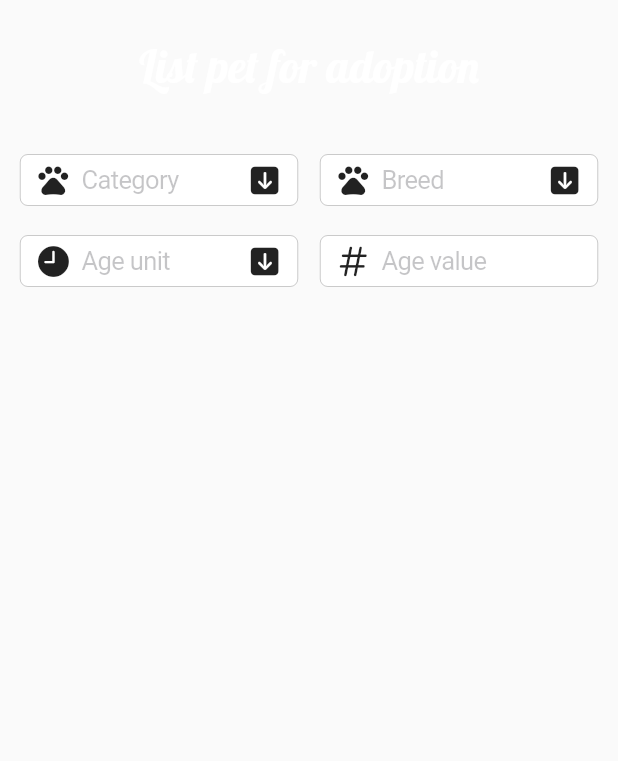
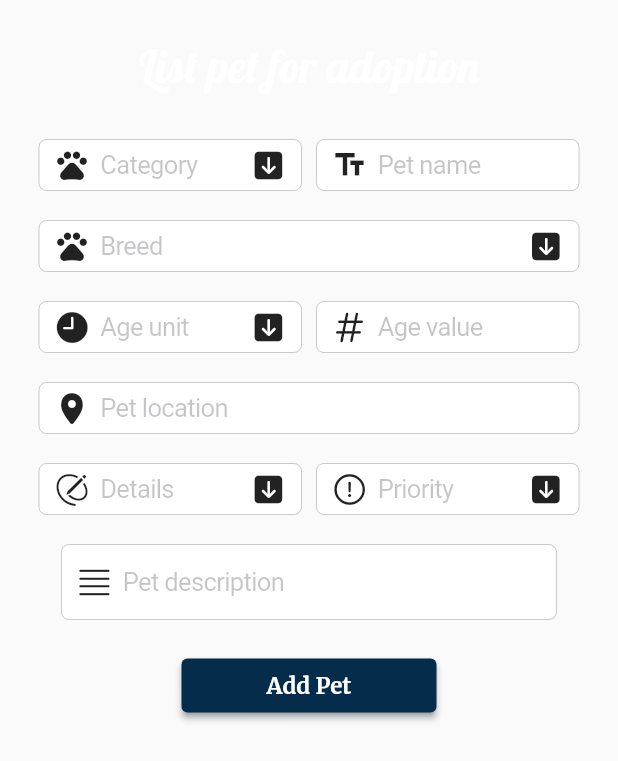
Before and after one commit to mariabrinzila/FurHouse-App, a Flutter app: the AddPetTab widget shown alone on an empty page, opened directly, on a phone screen of 412 x 824 dp. Shown: the top 761 px of the screen. Run offline on Flutter 3.47's test engine with Material 2 defaults, Android fonts, the phone set to English and light mode, and no system bars; our stand-ins replace email_validator, firebase_auth, firebase_core, firebase_database, geocoding, geolocator and 1 more; missing offline and left inert: chaleno; accounts and stored records are empty.

Commit message:
UPDATE furhouse_app

```diff
--- a/furhouse_app/lib/common/constants/picker_values.dart
+++ b/furhouse_app/lib/common/constants/picker_values.dart
@@ -17,3 +17,17 @@ const ageUnitValues = [
   'Months',
   'Years',
 ];
+
+const detailsValues = [
+  'Vaccinated',
+  'Sterilized',
+  'Past trauma',
+  'Injured',
+  'None',
+];
+
+const priorityValues = [
+  'Low',
+  'Medium',
+  'High',
+];
--- a/furhouse_app/lib/common/functions/exception_code_handler.dart
+++ b/furhouse_app/lib/common/functions/exception_code_handler.dart
@@ -74,3 +74,31 @@ void registerExceptionHandler(BuildContext context, String exceptionCode) {
     },
   );
 }
+
+void locationServicesExceptionHandler(
+    BuildContext context, String exceptionCode) {
+  var message = '';
+
+  if (exceptionCode == 'disabled') {
+    message = 'The location services on this device are currently disabled!';
+  }
+
+  if (exceptionCode == 'denied-forever') {
+    message = 'The location services on this device are forever denied!';
+  }
+
+  if (exceptionCode == 'denied') {
+    message = 'The location services on this device are currently denied!';
+  }
+
+  if (message == '') {
+    message = 'Location services are currently unavailable!';
+  }
+
+  showCupertinoDialog(
+    context: context,
+    builder: (context) {
+      return _dialogBuilder(context, 'Location services error', message);
+    },
+  );
+}
--- a/furhouse_app/lib/common/widget_templates/cupertino_text_field_date_picker.dart
+++ b/furhouse_app/lib/common/widget_templates/cupertino_text_field_date_picker.dart
@@ -75,7 +75,7 @@ class _CupertinoTextFieldDatePickerState
   Widget build(BuildContext context) {
     return CupertinoTextField(
       readOnly: true,
-      placeholder: "Birthday",
+      placeholder: 'Birthday',
       prefix: const CupertinoTextFieldPrefixIcon(
         icon: Icon(
           Icons.calendar_today_rounded,
--- /dev/null
+++ b/furhouse_app/lib/common/widget_templates/cupertino_text_field_location.dart
@@ -0,0 +1,63 @@
+import 'package:flutter/cupertino.dart';
+
+import 'package:furhouse_app/common/widget_templates/cupertino_text_field_prefix_icon.dart';
+import 'package:furhouse_app/common/functions/exception_code_handler.dart';
+
+import 'package:furhouse_app/services/location.dart';
+
+class CupertinoTextFieldLocation extends StatefulWidget {
+  final String placeholderText;
+  final TextEditingController textFieldController;
+
+  const CupertinoTextFieldLocation({
+    super.key,
+    required this.placeholderText,
+    required this.textFieldController,
+  });
+
+  @override
+  State<CupertinoTextFieldLocation> createState() {
+    return _CupertinoTextFieldLocationState();
+  }
+}
+
+class _CupertinoTextFieldLocationState
+    extends State<CupertinoTextFieldLocation> {
+  void _onTapLocationField() async {
+    var locationPermission = await Location().toggleLocationPermission();
+
+    if (locationPermission == 'permitted') {
+      var location = await Location().getLocation();
+      print(location);
+
+      if (location.contains('error:')) {
+        if (context.mounted) {
+          locationServicesExceptionHandler(context, location.substring(6));
+        }
+      } else {
+        setState(() {
+          widget.textFieldController.text = location;
+        });
+      }
+    } else {
+      if (context.mounted) {
+        locationServicesExceptionHandler(context, locationPermission);
+      }
+    }
+  }
+
+  @override
+  Widget build(BuildContext context) {
+    return CupertinoTextField(
+      readOnly: true,
+      placeholder: widget.placeholderText,
+      prefix: const CupertinoTextFieldPrefixIcon(
+        icon: Icon(
+          CupertinoIcons.placemark_fill,
+        ),
+      ),
+      controller: widget.textFieldController,
+      onTap: _onTapLocationField,
+    );
+  }
+}
--- a/furhouse_app/lib/screens/home/add_pet_tab.dart
+++ b/furhouse_app/lib/screens/home/add_pet_tab.dart
@@ -8,19 +8,19 @@ import 'package:furhouse_app/common/widget_templates/cupertino_text_field_suffix
 import 'package:furhouse_app/common/widget_templates/cupertino_text_field_dropdown.dart';
 import 'package:furhouse_app/common/constants/picker_values.dart';
 import 'package:furhouse_app/common/widget_templates/cupertino_text_field_style.dart';
+import 'package:furhouse_app/common/widget_templates/cupertino_text_field_location.dart';
+import 'package:furhouse_app/common/widget_templates/elevated_button_style.dart';
 
 class AddPetTab extends StatefulWidget {
+  final TextEditingController _nameController = TextEditingController();
   final TextEditingController _categoryController = TextEditingController();
   final TextEditingController _breedController = TextEditingController();
   final TextEditingController _ageUnitController = TextEditingController();
   final TextEditingController _ageValueController = TextEditingController();
   final TextEditingController _locationController = TextEditingController();
-  final TextEditingController _characteristicsController =
-      TextEditingController();
-  final TextEditingController _medicalDetailsController =
-      TextEditingController();
-  final TextEditingController _typeController = TextEditingController();
-  final TextEditingController _necessityController = TextEditingController();
+  final TextEditingController _detailsController = TextEditingController();
+  final TextEditingController _priorityController = TextEditingController();
+  final TextEditingController _descriptionController = TextEditingController();
   final TextEditingController _photoController = TextEditingController();
 
   AddPetTab({
@@ -87,7 +87,15 @@ class _AddPetTabState extends State<AddPetTab> {
   @override
   Widget build(BuildContext context) {
     return Center(
-      child: CupertinoScrollbar(
+      child: SingleChildScrollView(
+        padding: EdgeInsets.only(
+          bottom: MediaQuery.of(context).viewInsets.bottom + 5,
+        ),
+        child: ConstrainedBox(
+          // ConstrainedBox with these constraints makes the space that appears on the top because of SingleChildScrollView disappear
+          constraints: BoxConstraints(
+            maxHeight: MediaQuery.of(context).size.height,
+          ),
           child: Column(
             children: [
               const SizedBox(
@@ -101,13 +109,13 @@ class _AddPetTabState extends State<AddPetTab> {
                 ),
               ),
               const SizedBox(
-              height: 40,
+                height: 30,
               ),
               Row(
                 mainAxisAlignment: MainAxisAlignment.center,
                 children: [
                   SizedBox(
-                  width: 185,
+                    width: 175,
                     child: CupertinoTextFieldDropdown(
                       dropdownHeight: 150,
                       placeholderText: 'Category',
@@ -118,10 +126,26 @@ class _AddPetTabState extends State<AddPetTab> {
                     ),
                   ),
                   const SizedBox(
-                  width: 15,
+                    width: 10,
                   ),
                   SizedBox(
-                  width: 185,
+                    width: 175,
+                    child: CupertinoTextFieldStyle(
+                      placeholderText: 'Pet name',
+                      icon: const Icon(
+                        Icons.text_fields,
+                      ),
+                      obscureText: false,
+                      textFieldController: widget._nameController,
+                    ),
+                  ),
+                ],
+              ),
+              const SizedBox(
+                height: 20,
+              ),
+              SizedBox(
+                width: 360,
                 child: CupertinoTextFieldDropdown(
                   dropdownHeight: 200,
                   placeholderText: 'Breed',
@@ -131,8 +155,6 @@ class _AddPetTabState extends State<AddPetTab> {
                   pickerValues: breedPickerValues,
                 ),
               ),
-              ],
-            ),
               const SizedBox(
                 height: 20,
               ),
@@ -140,7 +162,7 @@ class _AddPetTabState extends State<AddPetTab> {
                 mainAxisAlignment: MainAxisAlignment.center,
                 children: [
                   SizedBox(
-                  width: 185,
+                    width: 175,
                     child: CupertinoTextFieldDropdown(
                       dropdownHeight: 100,
                       placeholderText: 'Age unit',
@@ -155,10 +177,10 @@ class _AddPetTabState extends State<AddPetTab> {
                     ),
                   ),
                   const SizedBox(
-                  width: 15,
+                    width: 10,
                   ),
                   SizedBox(
-                  width: 185,
+                    width: 175,
                     child: CupertinoTextFieldStyle(
                       placeholderText: 'Age value',
                       icon: const Icon(
@@ -173,7 +195,84 @@ class _AddPetTabState extends State<AddPetTab> {
                   ),
                 ],
               ),
+              const SizedBox(
+                height: 20,
+              ),
+              SizedBox(
+                width: 360,
+                child: CupertinoTextFieldLocation(
+                  placeholderText: 'Pet location',
+                  textFieldController: widget._locationController,
+                ),
+              ),
+              const SizedBox(
+                height: 20,
+              ),
+              Row(
+                mainAxisAlignment: MainAxisAlignment.center,
+                children: [
+                  SizedBox(
+                    width: 175,
+                    child: CupertinoTextFieldDropdown(
+                      dropdownHeight: 150,
+                      placeholderText: 'Details',
+                      textFieldController: widget._detailsController,
+                      prefixIcon: const CupertinoTextFieldPrefixIcon(
+                        icon: Icon(
+                          CupertinoIcons.pencil_outline,
+                        ),
+                      ),
+                      suffixIcon: suffixIcon,
+                      pickerValues: detailsValues,
+                    ),
+                  ),
+                  const SizedBox(
+                    width: 10,
+                  ),
+                  SizedBox(
+                    width: 175,
+                    child: CupertinoTextFieldDropdown(
+                      dropdownHeight: 100,
+                      placeholderText: 'Priority',
+                      textFieldController: widget._priorityController,
+                      prefixIcon: const CupertinoTextFieldPrefixIcon(
+                        icon: Icon(
+                          CupertinoIcons.exclamationmark_circle,
+                        ),
+                      ),
+                      suffixIcon: suffixIcon,
+                      pickerValues: priorityValues,
+                    ),
+                  ),
                 ],
+              ),
+              const SizedBox(
+                height: 20,
+              ),
+              SizedBox(
+                width: 330,
+                height: 50,
+                child: CupertinoTextFieldStyle(
+                  placeholderText: 'Pet description',
+                  icon: const Icon(
+                    CupertinoIcons.text_justify,
+                  ),
+                  obscureText: false,
+                  textFieldController: widget._descriptionController,
+                ),
+              ),
+              const SizedBox(
+                height: 20,
+              ),
+              SizedBox(
+                width: 170,
+                child: ElevatedButtonStyle(
+                  buttonText: 'Add Pet',
+                  onTap: () {},
+                ),
+              ),
+            ],
+          ),
         ),
       ),
     );
--- /dev/null
+++ b/furhouse_app/lib/services/location.dart
@@ -0,0 +1,53 @@
+import 'package:geolocator/geolocator.dart';
+import 'package:geocoding/geocoding.dart';
+
+class Location {
+  Future<String> toggleLocationPermission() async {
+    bool serviceEnabled;
+    LocationPermission permission;
+
+    try {
+      serviceEnabled = await Geolocator.isLocationServiceEnabled();
+
+      if (!serviceEnabled) {
+        return 'disabled';
+      }
+
+      permission = await Geolocator.checkPermission();
+
+      if (permission == LocationPermission.deniedForever) {
+        return 'denied-forever';
+      }
+
+      if (permission == LocationPermission.denied) {
+        permission = await Geolocator.requestPermission();
+
+        if (permission == LocationPermission.denied) {
+          return 'denied';
+        }
+      }
+
+      return 'permitted';
+    } catch (e) {
+      return e.toString();
+    }
+  }
+
+  Future<String> getLocation() async {
+    Position position = await Geolocator.getCurrentPosition(
+        desiredAccuracy: LocationAccuracy.high);
+    String location = '';
+
+    await placemarkFromCoordinates(position.latitude, position.longitude)
+        .then((List<Placemark> placemarks) {
+      Placemark place = placemarks[0];
+
+      location =
+          '${place.street}, ${place.locality}, ${place.country}, ${place.postalCode}';
+    }).catchError((e) {
+      location = 'error:${e.toString()}';
+    });
+
+    return location;
+  }
+}
--- a/furhouse_app/pubspec.yaml
+++ b/furhouse_app/pubspec.yaml
@@ -42,6 +42,8 @@ dependencies:
   firebase_auth: ^4.2.2
   firebase_database: ^10.1.1
   chaleno: ^0.0.6
+  geolocator: ^9.0.2
+  geocoding: ^2.1.0
 
 dev_dependencies:
   flutter_test:
```
Also changed, not shown: furhouse_app/pubspec.lock, 5 other files. Lines whose indentation alone changed are shown as unchanged.
